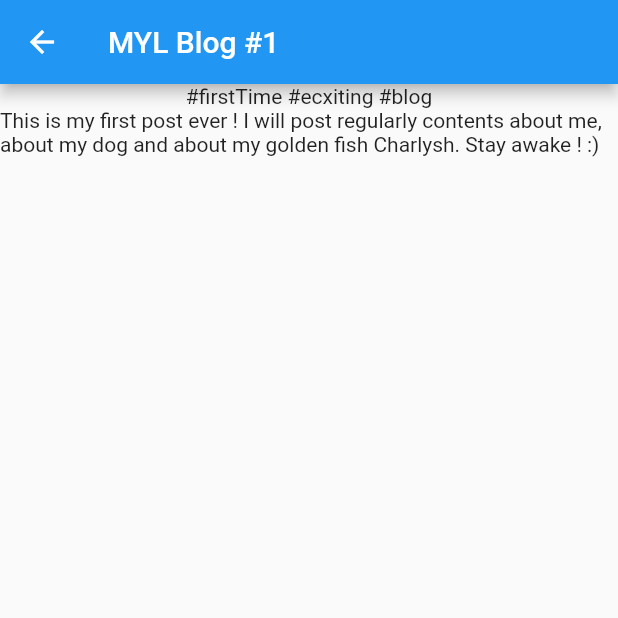
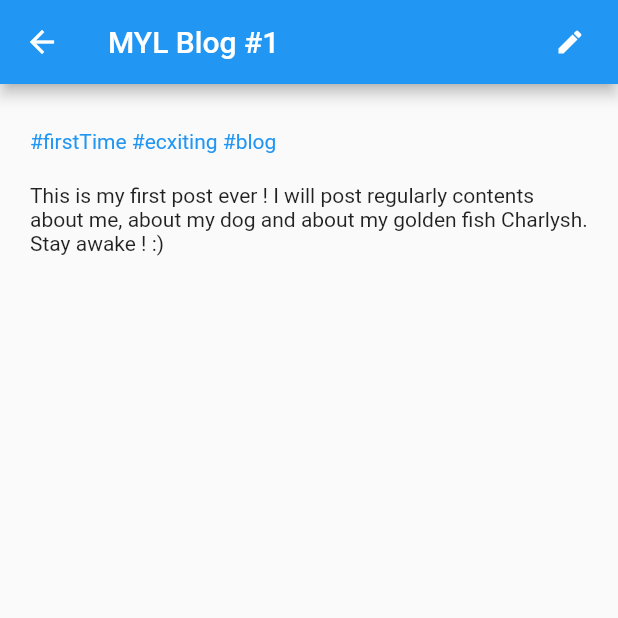
Before and after one commit to EtiennePaita/PostFeed, a Flutter app: the screen it shows after launch, after a tap on an icon or button, on a phone screen of 412 x 824 dp, the top half of it. Run offline on Flutter 3.47's test engine with Material 2 defaults, Android fonts, the light colour scheme and no system bars; our stand-ins replace bloc, flutter_bloc.

Commit message:
[PostDetailScreen] Update UI & add edit action

```diff
--- a/lib/post_detail_screen/post_detail_screen.dart
+++ b/lib/post_detail_screen/post_detail_screen.dart
@@ -1,4 +1,3 @@
-import 'package:flutter/cupertino.dart';
 import 'package:flutter/material.dart';
 
 import '../home_screen/models/post.dart';
@@ -22,14 +21,37 @@ class PostDetailScreen extends StatelessWidget {
     return Scaffold(
       appBar: AppBar(
         title: Text(post.title),
+        actions: [
+          Padding(
+            padding: const EdgeInsets.all(8.0),
+            child: IconButton(
+              onPressed: () { _onEditClick(context); },
+              icon: const Icon(Icons.edit, size: 20.0,),
+            ),
+          ),
+        ],
       ),
-      body: Column(
-        children: [
-          Text(post.description),
-          Text(post.content),
-        ],
+      body: Padding(
+        padding: const EdgeInsets.symmetric(
+          vertical: 10.0,
+          horizontal: 20.0,
+        ),
+        child: Column(
+          crossAxisAlignment: CrossAxisAlignment.start,
+          children: [
+            Padding(
+              padding: const EdgeInsets.symmetric(vertical: 20.0),
+              child: Text(post.description, style: const TextStyle(color: Colors.blue),),
+            ),
+            Text(post.content),
+          ],
+        ),
       ),
     );
   }
 
+  void _onEditClick(BuildContext context) {
+
+  }
+
 }
```
